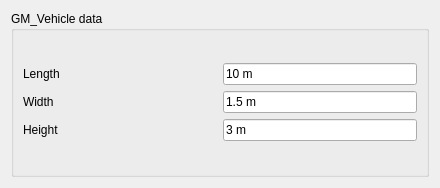
trooker/Vehicle_Module_Freecad, file freecad/gm_vehicle/resources/ui/TaskPanel_gm_vehicleCreateGM_Vehicle.ui: the form before one commit.
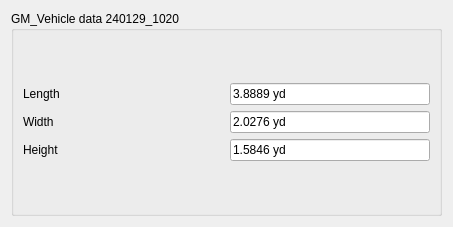
The form after the commit. Custom widgets are drawn as their Qt base class.

Commit message: Upload ui for gm_vehicle workbench

```diff
--- a/freecad/gm_vehicle/resources/ui/TaskPanel_gm_vehicleCreateGM_Vehicle.ui
+++ b/freecad/gm_vehicle/resources/ui/TaskPanel_gm_vehicleCreateGM_Vehicle.ui
@@ -6,8 +6,8 @@
    <rect>
     <x>0</x>
     <y>0</y>
-    <width>440</width>
-    <height>188</height>
+    <width>453</width>
+    <height>227</height>
    </rect>
   </property>
   <property name="sizePolicy">
@@ -32,10 +32,10 @@
       <string>GM_Vehicle principal dimensions, i.e. the Length, Width, Height, Wheel Track, Wheel Base</string>
      </property>
      <property name="title">
-      <string>GM_Vehicle data</string>
+      <string>GM_Vehicle data 240129_1020</string>
      </property>
      <layout class="QGridLayout" name="gridLayout_2">
-      <item row="0" column="0">
+      <item row="0" column="1">
        <layout class="QGridLayout" name="grid_data">
         <item row="0" column="0">
          <widget class="QLabel" name="lengthLabel">
@@ -52,27 +52,11 @@
             <verstretch>0</verstretch>
            </sizepolicy>
           </property>
-          <property name="text">
-           <string>10 m</string>
+          <property name="toolTip">
+           <string>Vehicle Length bumper to bumper</string>
           </property>
-          <property name="unit" stdset="0">
-           <string notr="true">m</string>
-          </property>
-          <property name="quantity" stdset="0">
-           <double>1000.000000000000000</double>
-          </property>
-         </widget>
-        </item>
-        <item row="2" column="1">
-         <widget class="Gui::InputField" name="width">
-          <property name="sizePolicy">
-           <sizepolicy hsizetype="Preferred" vsizetype="Fixed">
-            <horstretch>0</horstretch>
-            <verstretch>0</verstretch>
-           </sizepolicy>
-          </property>
           <property name="text">
-           <string>3 m</string>
+           <string>3.8889 yd</string>
           </property>
           <property name="unit" stdset="0">
            <string notr="true">m</string>
@@ -89,6 +73,28 @@
           </property>
          </widget>
         </item>
+        <item row="1" column="1">
+         <widget class="Gui::InputField" name="width">
+          <property name="sizePolicy">
+           <sizepolicy hsizetype="Preferred" vsizetype="Fixed">
+            <horstretch>0</horstretch>
+            <verstretch>0</verstretch>
+           </sizepolicy>
+          </property>
+          <property name="toolTip">
+           <string>Vehicle Width between outside of front tires</string>
+          </property>
+          <property name="text">
+           <string>2.0276 yd</string>
+          </property>
+          <property name="unit" stdset="0">
+           <string notr="true">yd</string>
+          </property>
+          <property name="quantity" stdset="0">
+           <double>1000.000000000000000</double>
+          </property>
+         </widget>
+        </item>
         <item row="2" column="0">
          <widget class="QLabel" name="heightLabel">
           <property name="text">
@@ -96,7 +102,7 @@
           </property>
          </widget>
         </item>
-        <item row="1" column="1">
+        <item row="2" column="1">
          <widget class="Gui::InputField" name="height">
           <property name="sizePolicy">
            <sizepolicy hsizetype="Preferred" vsizetype="Fixed">
@@ -105,7 +111,7 @@
            </sizepolicy>
           </property>
           <property name="text">
-           <string>1.5 m</string>
+           <string>1.5846 yd</string>
           </property>
           <property name="unit" stdset="0">
            <string notr="true">m</string>
```
Left out of the diff: 7 changed lines with no effect on the pictures. The commit also changes 3 other files.
